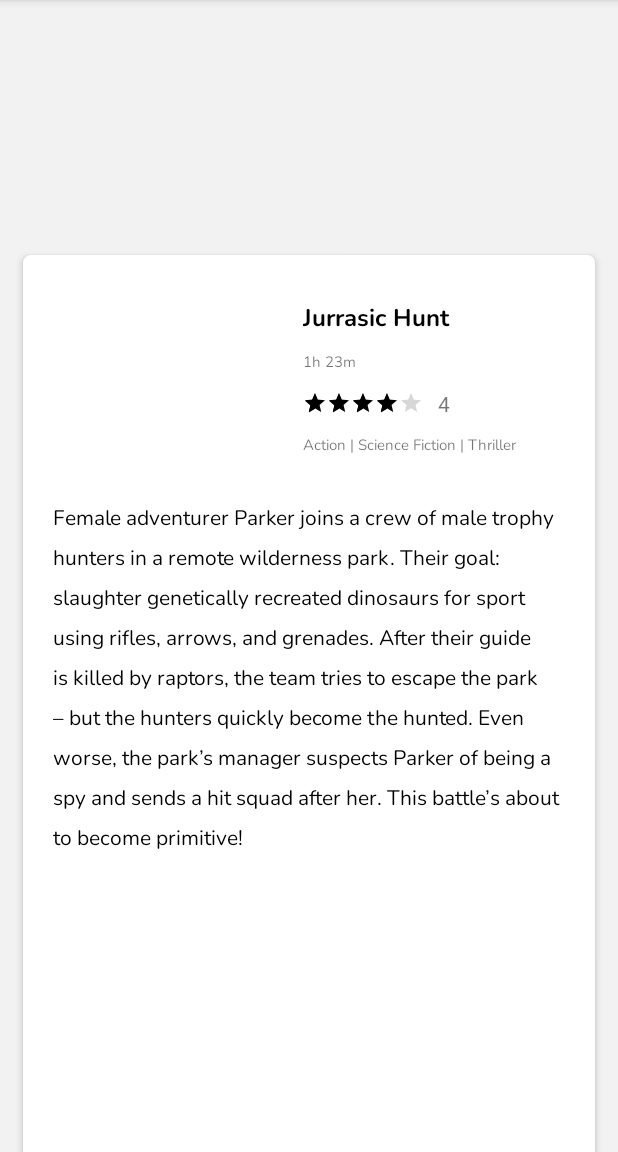
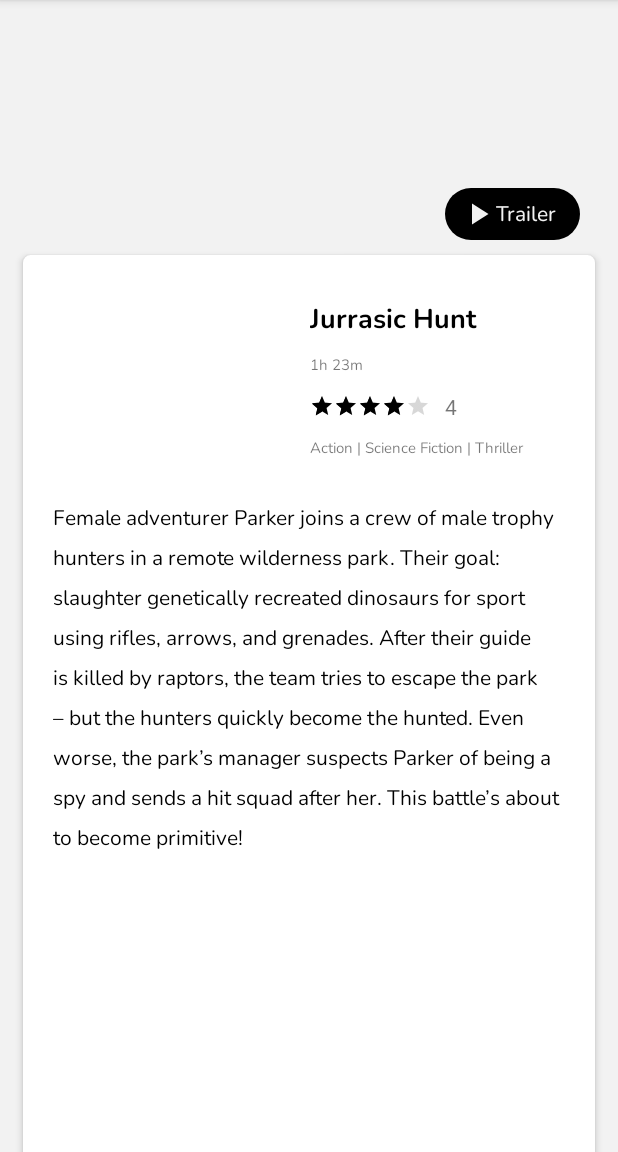
Before and after one commit to ahirpara2000/Flixster, an Android app: the DetailPage screen opened directly, with no data from a screen before it, on a phone screen of 412 x 824 dp, the part 84-1236 px from its top. Run offline under Robolectric (Android 15) with nearby library versions, the phone set to English and light mode, and no system bars; libraries missing offline, so code that uses them is left out: com.codepath.asynchttpclient, org.parceler; plain views replace FadingEdgeLayout; pictures from the network do not load; 10 statements that could not run were skipped.

Commit message:
Added trailer tag on backdrop/thumbnail image to indicate that its playable.

```diff
--- a/app/src/main/java/com/example/flixster/models/DetailPage.java
+++ b/app/src/main/java/com/example/flixster/models/DetailPage.java
@@ -5,6 +5,8 @@ import android.os.Bundle;
 import android.text.TextUtils;
 import android.util.Log;
 import android.view.View;
+import android.widget.Button;
+import android.widget.ImageButton;
 import android.widget.ImageView;
 import android.widget.RatingBar;
 import android.widget.TextView;
@@ -127,15 +129,19 @@ public class DetailPage extends AppCompatActivity {
         playView.setOnClickListener(new View.OnClickListener() {
             @Override
             public void onClick(View v) {
-                Intent intent = new Intent(DetailPage.this, VideoActivity.class);
-                intent.putExtra("movieId", movie.getMovie_id());
-                intent.putExtra("youtubeKey", youtubeKey);
-                ActivityOptionsCompat options = ActivityOptionsCompat.
-                        makeSceneTransitionAnimation(DetailPage.this, thumbnail, "backdrop");
-                startActivity(intent, options.toBundle());
+                changeActivity(movieId, youtubeKey);
             }
         });
 
+    }
+
+    private void changeActivity(String movieId, String youtubeKey) {
+        Intent intent = new Intent(DetailPage.this, VideoActivity.class);
+        intent.putExtra("movieId", movieId);
+        intent.putExtra("youtubeKey", youtubeKey);
+        ActivityOptionsCompat options = ActivityOptionsCompat.
+                makeSceneTransitionAnimation(DetailPage.this, thumbnail, "backdrop");
+        startActivity(intent, options.toBundle());
     }
 
     private void initializeYoutubeBackDrop(String youtubeKey) {
--- a/app/src/main/res/drawable-v24/play_button.xml
+++ /dev/null
@@ -1,9 +0,0 @@
-<?xml version="1.0" encoding="utf-8"?>
-<shape xmlns:android="http://schemas.android.com/apk/res/android" android:shape="rectangle">]
-    <solid android:color="@color/black" />
-    <size
-        android:width="56dp"
-        android:height="56dp" />
-    <padding android:top="15dp" android:bottom="15dp" android:left="15dp" android:right="15dp"/>
-    <corners android:radius="50dp" />
-</shape>
--- /dev/null
+++ b/app/src/main/res/drawable-xxxhdpi/trailer_tag.xml
@@ -0,0 +1,7 @@
+<?xml version="1.0" encoding="utf-8"?>
+<shape xmlns:android="http://schemas.android.com/apk/res/android" android:shape="rectangle">
+
+    <solid android:color="@color/titleTextColor" />
+    <corners android:radius="50dp" />
+
+</shape>
--- /dev/null
+++ b/app/src/main/res/drawable/ic_baseline_play_arrow_24.xml
@@ -0,0 +1,5 @@
+<vector android:height="24dp" android:tint="@color/colorAccent"
+    android:viewportHeight="24" android:viewportWidth="24"
+    android:width="24dp" xmlns:android="http://schemas.android.com/apk/res/android">
+    <path android:fillColor="@android:color/white" android:pathData="M8,5v14l11,-7z"/>
+</vector>
--- a/app/src/main/res/layout-land/detail_page.xml
+++ b/app/src/main/res/layout-land/detail_page.xml
@@ -15,7 +15,7 @@
         <ImageView
             android:id="@+id/youtubeThumbnail"
             android:layout_width="match_parent"
-            android:layout_height="256dp"
+            android:layout_height="400dp"
             android:layout_alignParentStart="true"
             android:layout_alignParentTop="true"
             android:layout_centerHorizontal="true"
@@ -154,19 +154,6 @@
 
             </androidx.cardview.widget.CardView>
 
-            <ImageButton
-                android:id="@+id/imageButton2"
-                android:layout_width="wrap_content"
-                android:layout_height="wrap_content"
-                android:layout_alignParentTop="true"
-                android:layout_alignParentEnd="true"
-                android:layout_marginTop="137dp"
-                android:layout_marginEnd="58dp"
-                android:background="@drawable/play_button"
-                app:srcCompat="@drawable/button"
-                android:layout_centerInParent="true"
-                android:elevation="10dp"/>
-
             <ImageView
                 android:id="@+id/playView"
                 android:layout_width="match_parent"
@@ -186,6 +173,26 @@
                 android:elevation="10dp"
                 tools:srcCompat="@tools:sample/avatars" />
 
+            <TextView
+                android:id="@+id/textView"
+                android:layout_width="wrap_content"
+                android:layout_height="wrap_content"
+                android:layout_above="@+id/card"
+                android:layout_alignParentEnd="true"
+                android:layout_marginEnd="25dp"
+                android:layout_marginBottom="5dp"
+                android:background="@drawable/trailer_tag"
+                android:drawableStart="@drawable/ic_baseline_play_arrow_24"
+                android:fontFamily="@font/nunito"
+                android:gravity="center_vertical"
+                android:paddingStart="10dp"
+                android:paddingTop="5dp"
+                android:paddingEnd="15dp"
+                android:paddingBottom="5dp"
+                android:text=" Trailer"
+                android:textColor="@color/colorAccent"
+                android:textSize="14sp" />
+
         </RelativeLayout>
     </ScrollView>
 
--- a/app/src/main/res/layout/detail_page.xml
+++ b/app/src/main/res/layout/detail_page.xml
@@ -9,9 +9,9 @@
     <com.bosphere.fadingedgelayout.FadingEdgeLayout
         android:layout_width="match_parent"
         android:layout_height="wrap_content"
+        android:elevation="-1dp"
         app:fel_edge="bottom"
-        app:fel_size_bottom="140dp"
-        android:elevation="-1dp">
+        app:fel_size_bottom="100dp">
 
         <ImageView
             android:id="@+id/youtubeThumbnail"
@@ -22,6 +22,7 @@
             android:layout_centerHorizontal="true"
             android:layout_marginStart="0dp"
             android:layout_marginTop="0dp"
+            android:contentDescription="thumbnail"
             android:scaleType="centerCrop"
             android:transitionName="backdrop"
             tools:srcCompat="@tools:sample/backgrounds/scenic" />
@@ -29,20 +30,43 @@
         <ImageView
             android:id="@+id/playView"
             android:layout_width="match_parent"
-            android:layout_height="170dp" />
+            android:layout_height="170dp"
+            android:contentDescription="click_area" />
+
     </com.bosphere.fadingedgelayout.FadingEdgeLayout>
 
     <ImageView
         android:id="@+id/moviePoster"
-        android:layout_width="120dp"
+        android:layout_width="140dp"
         android:layout_height="200dp"
         android:layout_alignStart="@+id/card"
         android:layout_alignTop="@+id/card"
-        android:layout_marginStart="25dp"
-        android:layout_marginTop="-50dp"
+        android:layout_marginStart="15dp"
+        android:layout_marginTop="-55dp"
+        android:contentDescription="Title"
+        android:elevation="10dp"
         android:transitionName="poster"
-        android:elevation="10dp"
         tools:srcCompat="@tools:sample/avatars" />
+
+    <TextView
+        android:id="@+id/textView2"
+        android:layout_width="wrap_content"
+        android:layout_height="wrap_content"
+        android:layout_alignParentTop="true"
+        android:layout_alignParentEnd="true"
+        android:layout_marginTop="125dp"
+        android:layout_marginEnd="25dp"
+        android:background="@drawable/trailer_tag"
+        android:drawableStart="@drawable/ic_baseline_play_arrow_24"
+        android:fontFamily="@font/nunito"
+        android:gravity="center_vertical"
+        android:paddingStart="10dp"
+        android:paddingTop="5dp"
+        android:paddingEnd="15dp"
+        android:paddingBottom="5dp"
+        android:text="@string/play_tag"
+        android:textColor="@color/colorAccent"
+        android:textSize="14sp" />
 
     <androidx.cardview.widget.CardView
         android:id="@+id/card"
@@ -61,7 +85,7 @@
 
             <LinearLayout
                 android:id="@+id/right_container"
-                android:layout_width="200dp"
+                android:layout_width="195dp"
                 android:layout_height="165dp"
                 android:layout_alignParentEnd="true"
                 android:layout_marginStart="0dp"
@@ -82,9 +106,9 @@
                     android:gravity="center_vertical"
                     android:maxLines="2"
                     android:padding="5dp"
-                    android:text="Jurrasic Hunt"
+                    android:text="@string/title"
                     android:textColor="@color/titleTextColor"
-                    android:textSize="16sp"
+                    android:textSize="18sp"
                     android:textStyle="bold"
                     android:transitionName="title" />
 
@@ -94,7 +118,7 @@
                     android:layout_height="wrap_content"
                     android:fontFamily="@font/nunito"
                     android:padding="5dp"
-                    android:text="1h 23m"
+                    android:text="@string/runTime"
                     android:textSize="10sp" />
 
                 <LinearLayout
@@ -103,15 +127,13 @@
                     android:gravity="center"
                     android:orientation="horizontal"
                     android:padding="5dp"
-                    android:transitionName="rating" >
+                    android:transitionName="rating">
 
                     <RatingBar
                         android:id="@+id/ratingBar"
                         style="?android:attr/ratingBarStyleSmall"
                         android:layout_width="wrap_content"
                         android:layout_height="wrap_content"
-                        android:layout_alignParentTop="false"
-                        android:layout_alignParentEnd="false"
                         android:isIndicator="true"
                         android:numStars="5"
                         android:rating="4"
@@ -126,7 +148,7 @@
                         android:layout_marginEnd="0dp"
                         android:gravity="center_vertical"
                         android:paddingStart="10dp"
-                        android:text="4" />
+                        android:text="@string/rating" />
                 </LinearLayout>
 
                 <TextView
@@ -135,7 +157,7 @@
                     android:layout_height="wrap_content"
                     android:fontFamily="@font/nunito"
                     android:padding="5dp"
-                    android:text="Action | Science Fiction | Thriller"
+                    android:text="@string/genre"
                     android:textSize="10sp" />
 
             </LinearLayout>
@@ -154,7 +176,7 @@
                 android:lineSpacingExtra="8sp"
                 android:paddingStart="20dp"
                 android:paddingEnd="20dp"
-                android:text="Female adventurer Parker joins a crew of male trophy hunters in a remote wilderness park. Their goal: slaughter genetically recreated dinosaurs for sport using rifles, arrows, and grenades. After their guide is killed by raptors, the team tries to escape the park – but the hunters quickly become the hunted. Even worse, the park’s manager suspects Parker of being a spy and sends a hit squad after her. This battle’s about to become primitive!"
+                android:text="@string/MovieOverview"
                 android:textColor="@color/titleTextColor"
                 android:transitionName="overview" />
 
--- a/app/src/main/res/values/strings.xml
+++ b/app/src/main/res/values/strings.xml
@@ -7,4 +7,9 @@
     <string name="movie_backdrop">movie backdrop</string>
     <string name="movie_poster">Movie poster</string>
     <string name="MovieOverview">Female adventurer Parker joins a crew of male trophy hunters in a remote wilderness park. Their goal: slaughter genetically recreated dinosaurs for sport using rifles, arrows, and grenades. After their guide is killed by raptors, the team tries to escape the park – but the hunters quickly become the hunted. Even worse, the park’s manager suspects Parker of being a spy and sends a hit squad after her. This battle’s about to become primitive!</string>
+    <string name="genre">Action | Science Fiction | Thriller</string>
+    <string name="rating">4</string>
+    <string name="runTime">1h 23m</string>
+    <string name="title">Jurrasic Hunt</string>
+    <string name="play_tag">Trailer</string>
 </resources>
```
Also changed, not shown: app/src/main/res/drawable-xxhdpi/button.png (deleted).
